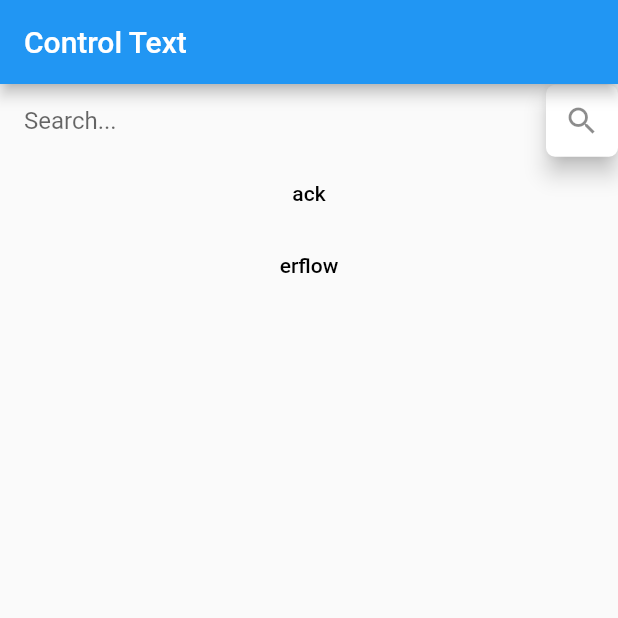
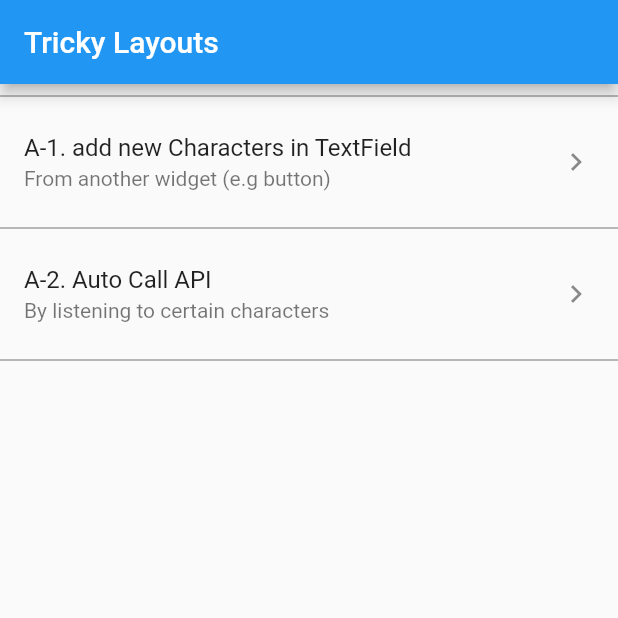
Before and after one commit to ejabu/flutter_text_field_control, a Flutter app: the screen it shows after launch, on a phone screen of 412 x 824 dp, the top half of it. Run offline on Flutter 3.47's test engine with Material 2 defaults, Android fonts, the phone set to English and light mode, and no system bars.

Commit message:
auto call api

```diff
--- a/lib/main.dart
+++ b/lib/main.dart
@@ -1,5 +1,7 @@
 import 'package:flutter/material.dart';
-import 'package:flutter_text_field_control/screen.dart';
+
+import 'a_screen/button_add.dart';
+import 'b_screen/auto_call_api.dart';
 
 void main() => runApp(MyApp());
 
@@ -7,18 +9,19 @@ class MyApp extends StatelessWidget {
   @override
   Widget build(BuildContext context) {
     return MaterialApp(
-      title: 'Flutter Demo',
-      home: MainScreen(),
+      title: 'Text Field Control',
+      home: BaseScreen(),
     );
   }
 }
 
-class MainScreen extends StatelessWidget {
+
+class BaseScreen extends StatelessWidget {
   @override
   Widget build(BuildContext context) {
     return Scaffold(
       appBar: AppBar(
-        title: Text("Control Text"),
+        title: Text('Tricky Layouts'),
       ),
       body: Center(
         child: Row(
@@ -26,15 +29,26 @@ class MainScreen extends StatelessWidget {
           children: <Widget>[
             Container(
               width: MediaQuery.of(context).size.width,
-              child: Column(
+              child: ListView(
                 children: <Widget>[
-                  SearchBar(),
-                  SpecialChar(
-                    btnVal: "ack",
+                  Dividers(),
+                  ScreenButton(
+                    title: "A-1. add new Characters in TextField",
+                    subtitle: "From another widget (e.g button)",
+                    child: ButtonAddScreen(),
                   ),
-                  SpecialChar(
-                    btnVal: "erflow",
+
+                  Dividers(),
+                  ScreenButton(
+                    title: "A-2. Auto Call API",
+                    subtitle: "By listening to certain characters",
+                    child: AutoCallApi(),
                   ),
+
+                  Dividers(),
+                  SizedBox(height: 20),
+
+
                 ],
               ),
             )
@@ -44,3 +58,42 @@ class MainScreen extends StatelessWidget {
     );
   }
 }
+
+
+class ScreenButton extends StatelessWidget {
+  final String title;
+  final String subtitle;
+  final Widget child;
+
+  const ScreenButton({
+    this.title,
+    this.subtitle,
+    this.child,
+    Key key,
+  }) : super(key: key);
+
+  @override
+  Widget build(BuildContext context) {
+    return ListTile(
+      title: Text("$title"),
+      subtitle: subtitle != null ? Text("$subtitle") : null,
+      trailing: Icon(Icons.chevron_right),
+      onTap: () {
+        Navigator.of(context).push(
+          MaterialPageRoute(
+            builder: (_) {
+              return child;
+            },
+          ),
+        );
+      },
+    );
+  }
+}
+
+class Dividers extends StatelessWidget {
+  @override
+  Widget build(BuildContext context) {
+    return Divider(color: Colors.black54,);
+  }
+}
```
Also changed, not shown: lib/a_screen/button_add.dart (renamed from lib/screen.dart, +32 -0 lines), lib/b_screen/auto_call_api.dart (added, +59 -0 lines).
